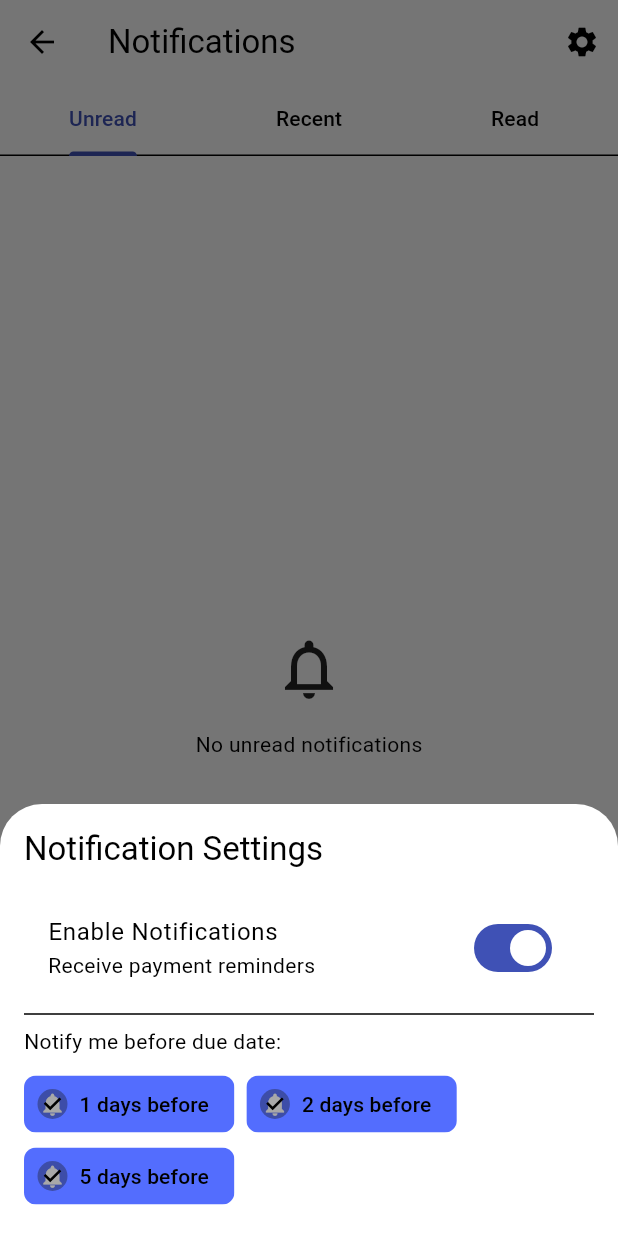
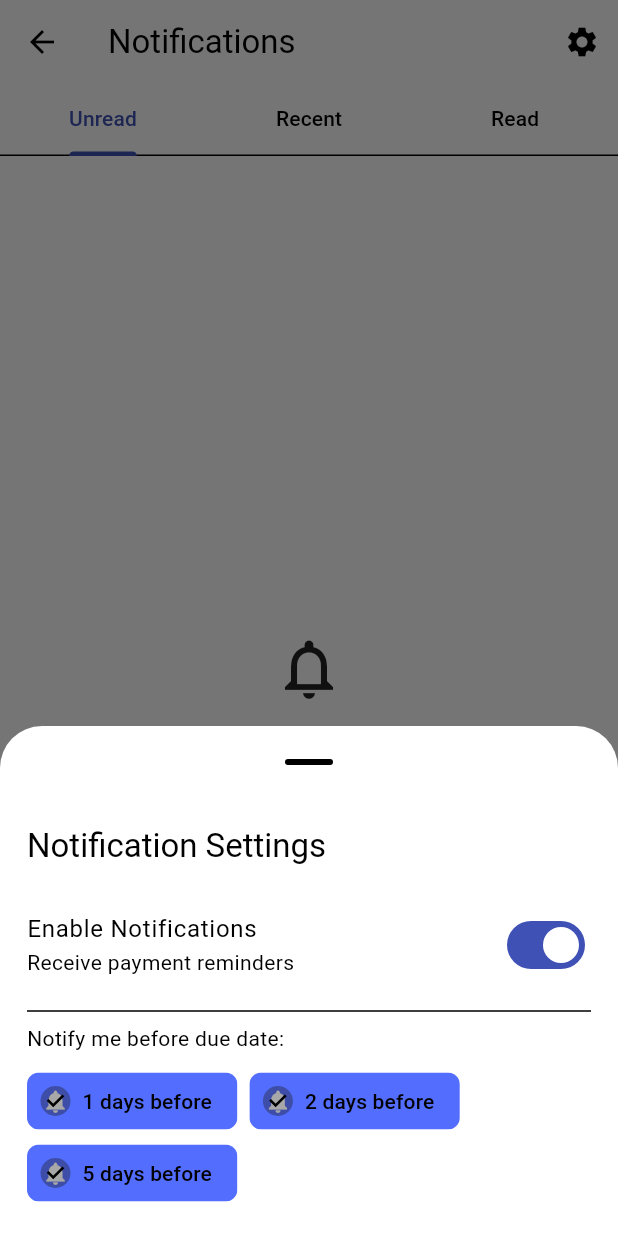
Before and after one commit to manuelduarte077/brotato-game, a Flutter app: the NotificationsScreen screen opened directly, after a tap on the "settings" icon, on a phone screen of 412 x 824 dp. Run offline on Flutter 3.47's test engine with Material 3 defaults, Android fonts, the phone set to English and light mode, and no system bars; our stand-ins replace cloud_firestore, drift, firebase_auth, firebase_core, firebase_crashlytics, flutter_local_notifications and 6 more; accounts and stored records are empty; generated files the repository leaves out were written again; Roboto replaces fonts that are missing (Ubuntu).

Commit message:
feat: enhance NotificationsScreen UI with drag handle

```diff
--- a/lib/presentation/features/notifications/notifications_screen.dart
+++ b/lib/presentation/features/notifications/notifications_screen.dart
@@ -57,6 +57,7 @@ class NotificationsScreen extends ConsumerWidget {
   void _showNotificationSettings(BuildContext context, WidgetRef ref) {
     showModalBottomSheet(
       context: context,
+      showDragHandle: true,
       builder: (context) => _NotificationSettings(),
     );
   }
@@ -69,7 +70,7 @@ class _NotificationSettings extends ConsumerWidget {
     final notificationService = NotificationService();
 
     return Padding(
-      padding: const EdgeInsets.all(16.0),
+      padding: const EdgeInsets.all(18),
       child: Column(
         mainAxisSize: MainAxisSize.min,
         crossAxisAlignment: CrossAxisAlignment.start,
@@ -80,6 +81,7 @@ class _NotificationSettings extends ConsumerWidget {
           ),
           const SizedBox(height: 16),
           SwitchListTile(
+            contentPadding: EdgeInsets.zero,
             title: const Text('Enable Notifications'),
             subtitle: const Text('Receive payment reminders'),
             value: settings.localNotificationsEnabled,
@@ -87,6 +89,7 @@ class _NotificationSettings extends ConsumerWidget {
               if (value) {
                 final hasPermission =
                     await notificationService.requestPermissions();
+
                 if (!hasPermission) {
                   if (!context.mounted) return;
                   ScaffoldMessenger.of(context).showSnackBar(
@@ -236,6 +239,7 @@ class _NotificationTile extends ConsumerWidget {
       BuildContext context, NotificationRecord notification) {
     showModalBottomSheet(
       context: context,
+      showDragHandle: true,
       builder: (context) => Padding(
         padding: const EdgeInsets.all(16.0),
         child: Column(
```
